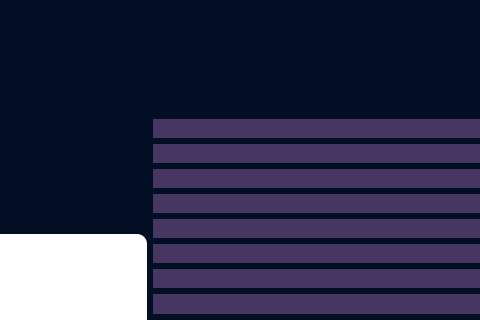
Qt form WerWirdMillionear/mainwindow.ui (HoussemHfasa/-Wer-wird-Millionear) before a commit; both pictures show x 406 to 886 and y 0 to 320 of the 1111 by 507 pixel window.
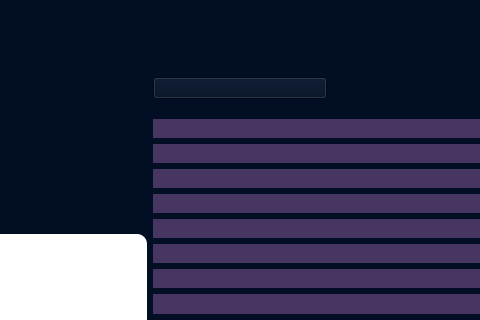
The same form after that commit. The open tabs and pages were chosen to show the change. Icons and pictures are not drawn.

```diff
--- a/WerWirdMillionear/mainwindow.ui
+++ b/WerWirdMillionear/mainwindow.ui
@@ -567,7 +567,11 @@
 border: none;
 background-repeat: none;
 width: 20px;
-height: 50px;</string>
+height: 50px;
+
+pushButton_7.newBackground{
+border-image: url(:/img/img/notpeople.png);
+}</string>
                       </property>
                       <property name="text">
                        <string/>
```
Left out of the diff: 12 changed lines with no effect on the pictures.
